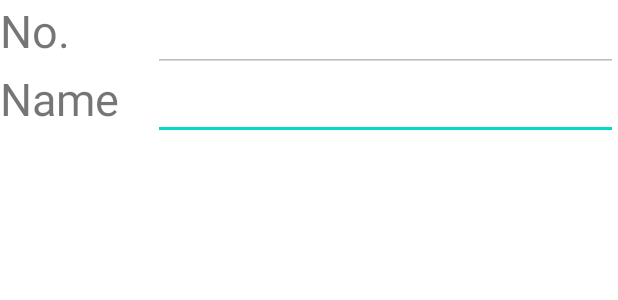
After one commit to artificial-lua/readBarcode, an Android app: the layout capture_layout.xml on its own in the app's theme, with its tools: preview values and no code run, on a phone screen of 412 x 824 dp. The commit adds this screen. Shown: the top 300 px of the screen. Run offline under Robolectric (Android 15) with nearby library versions, the phone set to English and light mode, and no system bars.

Commit message:
2021-10-04 김광희 Application 수정

```diff
--- /dev/null
+++ b/Android/app/src/main/res/layout/capture_layout.xml
@@ -0,0 +1,57 @@
+<?xml version="1.0" encoding="utf-8"?>
+<androidx.constraintlayout.widget.ConstraintLayout xmlns:android="http://schemas.android.com/apk/res/android"
+    android:layout_width="match_parent"
+    android:layout_height="match_parent">
+
+    <LinearLayout
+        android:id="@+id/main_layout"
+        android:layout_width="match_parent"
+        android:layout_height="match_parent"
+        android:orientation="vertical">
+
+        <LinearLayout
+            android:layout_width="match_parent"
+            android:layout_height="wrap_content"
+            android:orientation="horizontal">
+
+            <TextView
+                android:layout_width="102dp"
+                android:layout_height="wrap_content"
+                android:textSize="30dp"
+                android:text="No." />
+
+            <EditText
+                android:id="@+id/main_barcode"
+                android:layout_width="wrap_content"
+                android:layout_height="wrap_content"
+                android:layout_weight="2"
+                android:ems="10"
+                android:inputType="textPersonName"
+                android:clickable="false"
+                android:focusable="false"
+                android:enabled="false"
+                android:text="" />
+        </LinearLayout>
+
+        <LinearLayout
+            android:layout_width="match_parent"
+            android:layout_height="wrap_content"
+            android:orientation="horizontal">
+
+            <TextView
+                android:layout_width="102dp"
+                android:layout_height="wrap_content"
+                android:textSize="30dp"
+                android:text="Name" />
+
+            <EditText
+                android:id="@+id/main_name"
+                android:layout_width="wrap_content"
+                android:layout_height="wrap_content"
+                android:layout_weight="1"
+                android:ems="10"
+                android:inputType="textPersonName"
+                android:text="" />
+        </LinearLayout>
+    </LinearLayout>
+</androidx.constraintlayout.widget.ConstraintLayout>
```
Also changed, not shown: Android/app/src/main/java/com/example/readbarcode/CaptureFragment.java (added, +90 -0 lines), Android/app/src/main/java/com/example/readbarcode/LogFragment.java (added, +27 -0 lines), Android/app/src/main/java/com/example/readbarcode/MainActivity.java (+18 -1 lines), Android/app/src/main/java/com/example/readbarcode/MyViewPagerAdapter.java (added, +37 -0 lines), Android/app/src/main/res/layout/log_layout.xml (added, +14 -0 lines), Android/app/src/main/res/layout/main.xml (+8 -52 lines).
